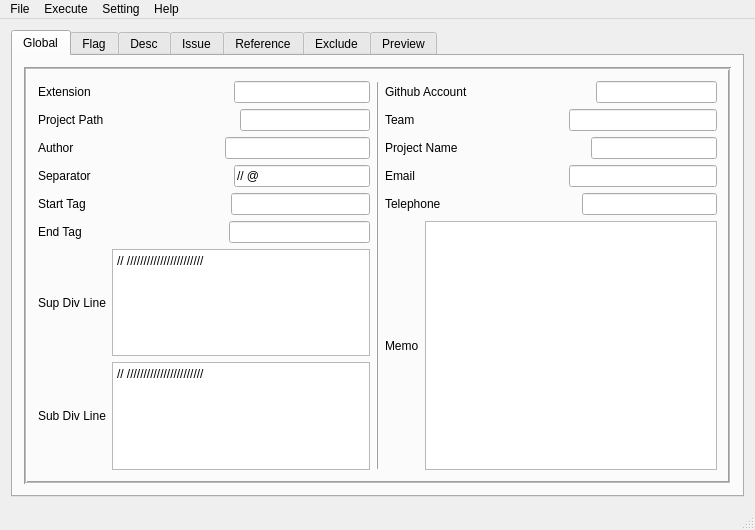
Qt form Symmary Commenter/mainwindow.ui (jopemachine-playground/Summary-Commenter) before a commit.
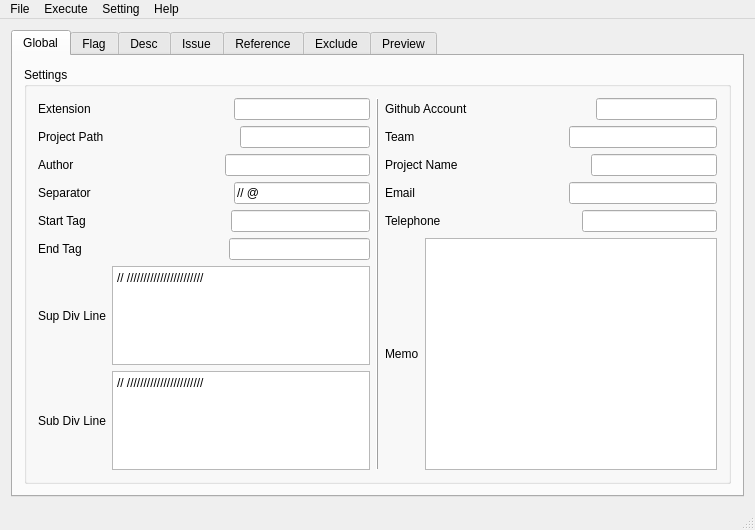
The same form after that commit. Icons and pictures are not drawn.

```diff
--- a/Symmary Commenter/mainwindow.ui
+++ b/Symmary Commenter/mainwindow.ui
@@ -26,18 +26,9 @@
        </attribute>
        <layout class="QHBoxLayout" name="horizontalLayout_13">
         <item>
-         <widget class="QFrame" name="frame">
-          <property name="frameShape">
-           <enum>QFrame::Box</enum>
-          </property>
-          <property name="frameShadow">
-           <enum>QFrame::Sunken</enum>
-          </property>
-          <property name="lineWidth">
-           <number>1</number>
-          </property>
-          <property name="midLineWidth">
-           <number>1</number>
+         <widget class="QGroupBox" name="groupBox">
+          <property name="title">
+           <string>Settings</string>
           </property>
           <layout class="QHBoxLayout" name="horizontalLayout_3">
            <item>
```
